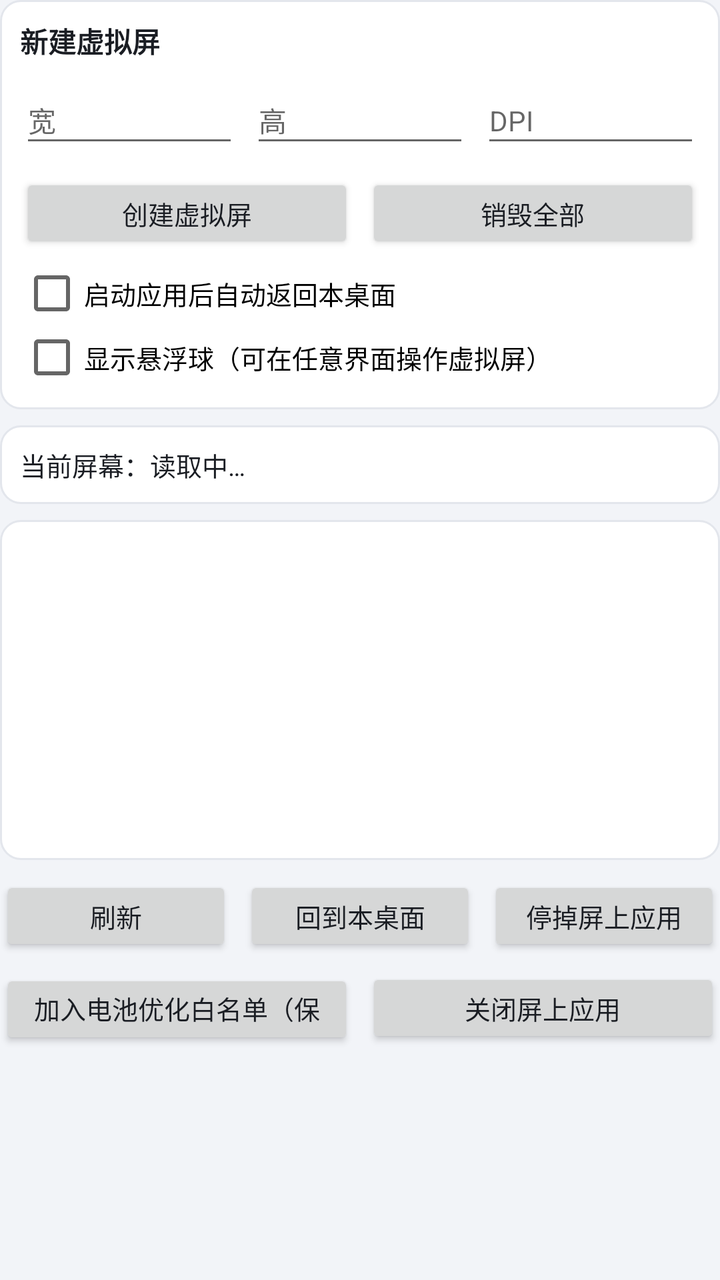
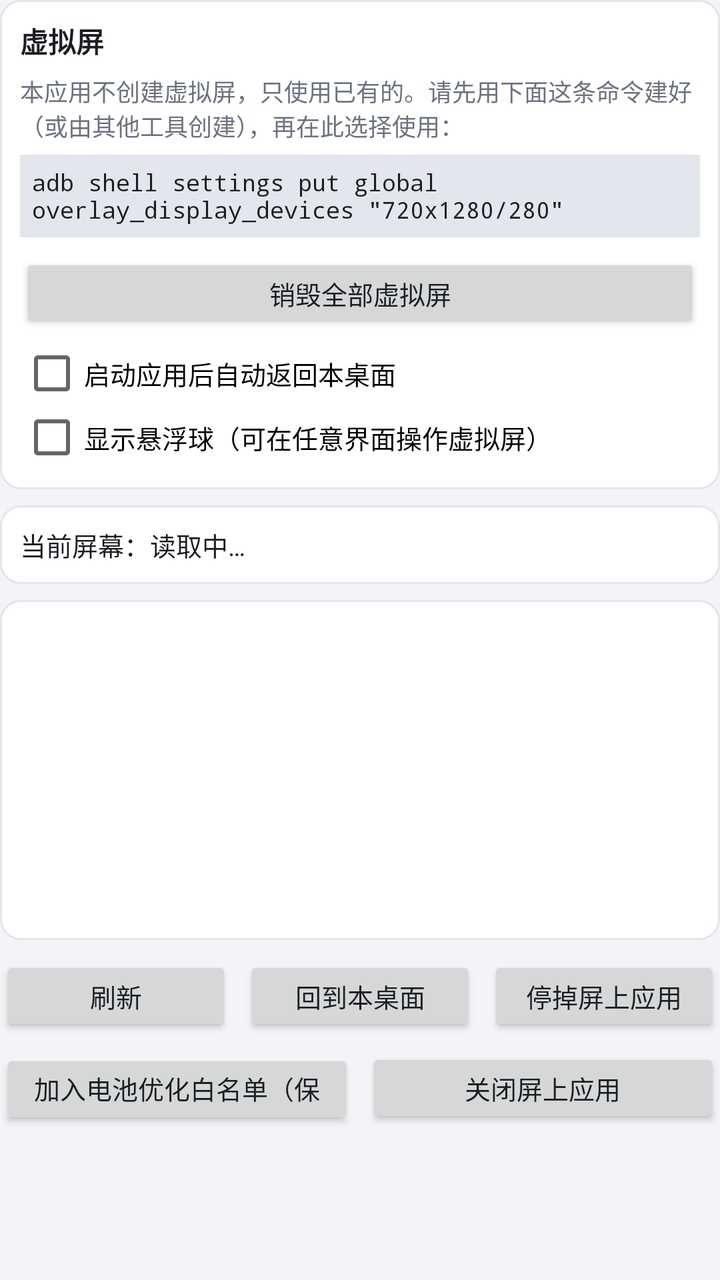

An Android layout rendered at two revisions. The XML below is the earlier revision; the diff shows what the commit changed to produce the second picture.
<!-- AndroidManifest.xml: application theme Theme.VSLauncher -->
<!-- res/layout/page_screen.xml -->
<?xml version="1.0" encoding="utf-8"?>
<LinearLayout xmlns:android="http://schemas.android.com/apk/res/android"
    android:layout_width="match_parent"
    android:layout_height="match_parent"
    android:orientation="vertical">

    <LinearLayout
        android:layout_width="match_parent"
        android:layout_height="wrap_content"
        android:background="@drawable/bg_card"
        android:orientation="vertical"
        android:padding="10dp">

        <TextView
            android:layout_width="wrap_content"
            android:layout_height="wrap_content"
            android:text="新建虚拟屏"
            android:textColor="@color/text"
            android:textSize="14sp"
            android:textStyle="bold" />

        <LinearLayout
            android:layout_width="match_parent"
            android:layout_height="wrap_content"
            android:layout_marginTop="8dp"
            android:orientation="horizontal">

            <EditText
                android:id="@+id/etW"
                android:layout_width="0dp"
                android:layout_height="40dp"
                android:layout_weight="1"
                android:hint="宽"
                android:inputType="number"
                android:textSize="14sp" />

            <EditText
                android:id="@+id/etH"
                android:layout_width="0dp"
                android:layout_height="40dp"
                android:layout_marginLeft="6dp"
                android:layout_weight="1"
                android:hint="高"
                android:inputType="number"
                android:textSize="14sp" />

            <EditText
                android:id="@+id/etDpi"
                android:layout_width="0dp"
                android:layout_height="40dp"
                android:layout_marginLeft="6dp"
                android:layout_weight="1"
                android:hint="DPI"
                android:inputType="number"
                android:textSize="14sp" />
        </LinearLayout>

        <LinearLayout
            android:layout_width="match_parent"
            android:layout_height="wrap_content"
            android:layout_marginTop="8dp"
            android:orientation="horizontal">

            <Button
                android:id="@+id/btnCreate"
                android:layout_width="0dp"
                android:layout_height="40dp"
                android:layout_weight="1"
                android:text="创建虚拟屏"
                android:textSize="13sp" />

            <Button
                android:id="@+id/btnDestroy"
                android:layout_width="0dp"
                android:layout_height="40dp"
                android:layout_marginLeft="6dp"
                android:layout_weight="1"
                android:text="销毁全部"
                android:textSize="13sp" />
        </LinearLayout>

        <CheckBox
            android:id="@+id/cbAutoReturn"
            android:layout_width="match_parent"
            android:layout_height="wrap_content"
            android:layout_marginTop="4dp"
            android:text="启动应用后自动返回本桌面"
            android:textSize="13sp" />

        <CheckBox
            android:id="@+id/cbBall"
            android:layout_width="match_parent"
            android:layout_height="wrap_content"
            android:text="显示悬浮球（可在任意界面操作虚拟屏）"
            android:textSize="13sp" />
    </LinearLayout>

    <TextView
        android:id="@+id/tvScreenInfo"
        android:layout_width="match_parent"
        android:layout_height="wrap_content"
        android:layout_marginTop="8dp"
        android:background="@drawable/bg_card"
        android:padding="10dp"
        android:text="当前屏幕：读取中…"
        android:textColor="@color/text"
        android:textSize="13sp" />

    <ListView
        android:id="@+id/lvDisplays"
        android:layout_width="match_parent"
        android:layout_height="170dp"
        android:layout_marginTop="8dp"
        android:background="@drawable/bg_card"
        android:divider="@color/line"
        android:dividerHeight="1dp" />

    <LinearLayout
        android:layout_width="match_parent"
        android:layout_height="wrap_content"
        android:layout_marginTop="8dp"
        android:orientation="horizontal">

        <Button
            android:id="@+id/btnRefresh"
            android:layout_width="0dp"
            android:layout_height="40dp"
            android:layout_weight="1"
            android:text="刷新"
            android:textSize="13sp" />

        <Button
            android:id="@+id/btnHome"
            android:layout_width="0dp"
            android:layout_height="40dp"
            android:layout_marginLeft="6dp"
            android:layout_weight="1"
            android:text="回到本桌面"
            android:textSize="13sp" />

        <Button
            android:id="@+id/btnStopTop"
            android:layout_width="0dp"
            android:layout_height="40dp"
            android:layout_marginLeft="6dp"
            android:layout_weight="1"
            android:text="停掉屏上应用"
            android:textSize="13sp" />
    </LinearLayout>

    <LinearLayout
        android:layout_width="match_parent"
        android:layout_height="wrap_content"
        android:layout_marginTop="6dp"
        android:orientation="horizontal">

        <Button
            android:id="@+id/btnBattery"
            android:layout_width="0dp"
            android:layout_height="40dp"
            android:layout_weight="1"
            android:text="加入电池优化白名单（保活）"
            android:textSize="13sp" />

        <Button
            android:id="@+id/btnScreenOff"
            android:layout_width="0dp"
            android:layout_height="40dp"
            android:layout_marginLeft="6dp"
            android:layout_weight="1"
            android:text="关闭屏上应用"
            android:textSize="13sp" />
    </LinearLayout>

</LinearLayout>
<!-- resources referenced by this layout -->
<resources>
  <color name="line">#E3E6EC</color>
  <color name="text">#1A1D23</color>
  <!-- drawable bg_card (drawable) -->
  <?xml version="1.0" encoding="utf-8"?>
  <shape xmlns:android="http://schemas.android.com/apk/res/android"
      android:shape="rectangle">
      <solid android:color="@color/card" />
      <corners android:radius="10dp" />
      <stroke
          android:width="1dp"
          android:color="@color/line" />
  </shape>
  <style name="Theme.VSLauncher" parent="Theme.AppCompat.DayNight.NoActionBar">
          <item name="colorPrimary">@color/primary</item>
          <item name="colorAccent">@color/primary</item>
          <item name="android:windowBackground">@color/bg</item>
          <item name="android:textColorPrimary">@color/text</item>
          <item name="android:windowLightStatusBar" tools:targetApi="23">true</item>
      </style>
  <color name="card">#FFFFFF</color>
  <color name="primary">#2F6BFF</color>
  <color name="bg">#F2F4F8</color>
</resources>

<!-- the commit's change to res/layout/page_screen.xml (unified diff, before → after) -->
@@ -14,70 +14,38 @@
         <TextView
             android:layout_width="wrap_content"
             android:layout_height="wrap_content"
-            android:text="新建虚拟屏"
+            android:text="虚拟屏"
             android:textColor="@color/text"
             android:textSize="14sp"
             android:textStyle="bold" />
 
-        <LinearLayout
+        <TextView
             android:layout_width="match_parent"
             android:layout_height="wrap_content"
-            android:layout_marginTop="8dp"
-            android:orientation="horizontal">
+            android:layout_marginTop="6dp"
+            android:text="本应用不创建虚拟屏，只使用已有的。请先用下面这条命令建好（或由其他工具创建），再在此选择使用："
+            android:textColor="@color/text_sub"
+            android:textSize="12sp" />
 
-            <EditText
-                android:id="@+id/etW"
-                android:layout_width="0dp"
-                android:layout_height="40dp"
-                android:layout_weight="1"
-                android:hint="宽"
-                android:inputType="number"
-                android:textSize="14sp" />
-
-            <EditText
-                android:id="@+id/etH"
-                android:layout_width="0dp"
-                android:layout_height="40dp"
-                android:layout_marginLeft="6dp"
-                android:layout_weight="1"
-                android:hint="高"
-                android:inputType="number"
-                android:textSize="14sp" />
-
-            <EditText
-                android:id="@+id/etDpi"
-                android:layout_width="0dp"
-                android:layout_height="40dp"
-                android:layout_marginLeft="6dp"
-                android:layout_weight="1"
-                android:hint="DPI"
-                android:inputType="number"
-                android:textSize="14sp" />
-        </LinearLayout>
-
-        <LinearLayout
+        <TextView
             android:layout_width="match_parent"
             android:layout_height="wrap_content"
+            android:layout_marginTop="6dp"
+            android:background="@color/line"
+            android:padding="6dp"
+            android:text="adb shell settings put global overlay_display_devices &quot;720x1280/280&quot;"
+            android:textColor="@color/text"
+            android:textIsSelectable="true"
+            android:textSize="11.5sp"
+            android:typeface="monospace" />
+
+        <Button
+            android:id="@+id/btnDestroy"
+            android:layout_width="match_parent"
+            android:layout_height="40dp"
             android:layout_marginTop="8dp"
-            android:orientation="horizontal">
-
-            <Button
-                android:id="@+id/btnCreate"
-                android:layout_width="0dp"
-                android:layout_height="40dp"
-                android:layout_weight="1"
-                android:text="创建虚拟屏"
-                android:textSize="13sp" />
-
-            <Button
-                android:id="@+id/btnDestroy"
-                android:layout_width="0dp"
-                android:layout_height="40dp"
-                android:layout_marginLeft="6dp"
-                android:layout_weight="1"
-                android:text="销毁全部"
-                android:textSize="13sp" />
-        </LinearLayout>
+            android:text="销毁全部虚拟屏"
+            android:textSize="13sp" />
 
         <CheckBox
             android:id="@+id/cbAutoReturn"
<!-- resource entries referenced after the edit -->
@@ -2,6 +2,7 @@
 <resources>
   <color name="line">#E3E6EC</color>
   <color name="text">#1A1D23</color>
+  <color name="text_sub">#6B7280</color>
   <!-- drawable bg_card (drawable) -->
   <?xml version="1.0" encoding="utf-8"?>
   <shape xmlns:android="http://schemas.android.com/apk/res/android"
